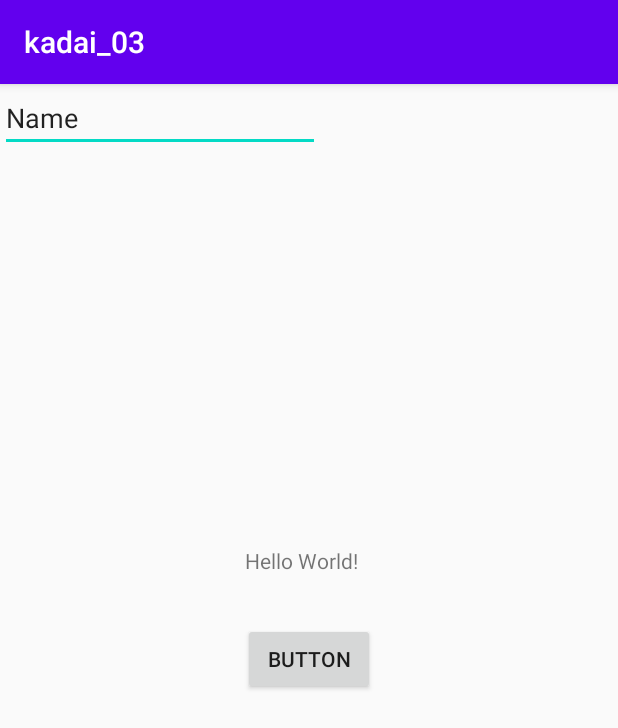
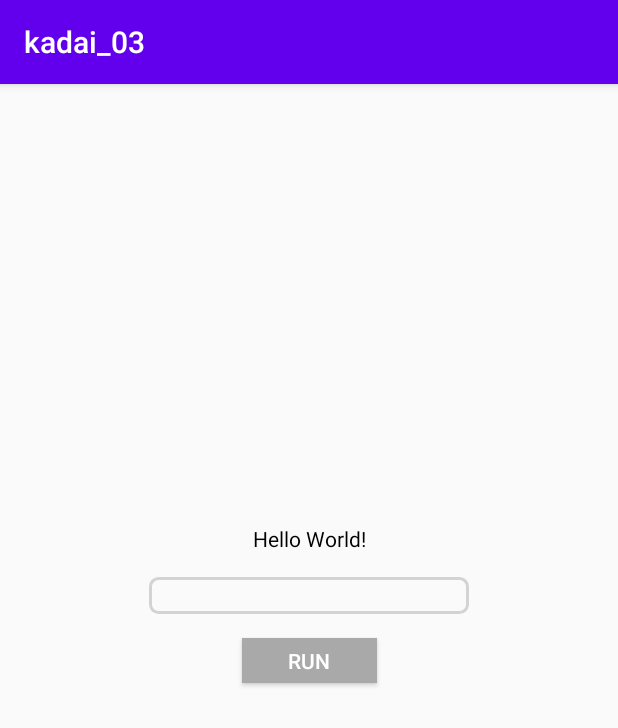
Before and after one commit to ryo1443/mobile_Ryo, an Android app: the screen it shows after launch (MainActivity), on a phone screen of 412 x 824 dp. Shown: the top 728 px of the screen. Run offline under Robolectric (Android 15) with nearby library versions, the phone set to English and light mode, and no system bars.

Commit message:
見た目の完成。

```diff
--- /dev/null
+++ b/kadai_03/app/src/main/res/drawable-v24/view_frame.xml
@@ -0,0 +1,6 @@
+<?xml version="1.0" encoding="utf-8"?>
+<shape xmlns:android="http://schemas.android.com/apk/res/android">
+    <stroke android:width="2dp" android:color="#D3D3D3" />
+    <corners android:radius="5dp" />
+
+</shape>
--- a/kadai_03/app/src/main/res/layout/activity_main.xml
+++ b/kadai_03/app/src/main/res/layout/activity_main.xml
@@ -10,33 +10,42 @@
         android:id="@+id/textView"
         android:layout_width="wrap_content"
         android:layout_height="wrap_content"
+        android:layout_marginBottom="16dp"
         android:text="Hello World!"
-        app:layout_constraintBottom_toBottomOf="parent"
-        app:layout_constraintHorizontal_bias="0.485"
+        android:textColor="#000000"
+        android:textColorHighlight="#7E7E7E"
+        app:layout_constraintBottom_toTopOf="@+id/textbox"
         app:layout_constraintLeft_toLeftOf="parent"
-        app:layout_constraintRight_toRightOf="parent"
-        app:layout_constraintTop_toTopOf="parent"
-        app:layout_constraintVertical_bias="0.411" />
+        app:layout_constraintRight_toRightOf="parent" />
 
     <Button
         android:id="@+id/RUN_button"
+        android:layout_width="90dp"
+        android:layout_height="30dp"
+        android:text="@string/run"
+        android:textColor="#FFFFFF"
+        android:background="#A9A9A9"
+        app:layout_constraintBottom_toBottomOf="parent"
+        app:layout_constraintEnd_toEndOf="parent"
+        app:layout_constraintHorizontal_bias="0.501"
+        app:layout_constraintStart_toStartOf="parent"
+        app:layout_constraintTop_toTopOf="parent"
+        tools:text="run" />
+
+    <EditText
+        android:id="@+id/textbox"
         android:layout_width="wrap_content"
         android:layout_height="wrap_content"
-        android:layout_marginTop="32dp"
-        android:text="Button"
-        app:layout_constraintEnd_toEndOf="parent"
-        app:layout_constraintStart_toStartOf="parent"
-        app:layout_constraintTop_toBottomOf="@+id/textView" />
-
-    <EditText
-        android:id="@+id/editText"
-        android:layout_width="wrap_content"
-        android:layout_height="wrap_content"
+        android:layout_marginBottom="16dp"
         android:ems="10"
         android:inputType="textPersonName"
         android:singleLine="true"
-        android:text="Name"
-        tools:layout_editor_absoluteX="137dp"
-        tools:layout_editor_absoluteY="158dp" />
+        android:text="@string/leapyear"
+        android:textColor="#000000"
+        app:layout_constraintBottom_toTopOf="@+id/RUN_button"
+        app:layout_constraintEnd_toEndOf="parent"
+        app:layout_constraintStart_toStartOf="parent"
+        android:autofillHints=""
+        android:background="@drawable/view_frame"/>
 
 </androidx.constraintlayout.widget.ConstraintLayout>
--- a/kadai_03/app/src/main/res/values/strings.xml
+++ b/kadai_03/app/src/main/res/values/strings.xml
@@ -1,3 +1,5 @@
 <resources>
     <string name="app_name">kadai_03</string>
+    <string name="run">run</string>
+    <string name="leapyear" />
 </resources>
```
